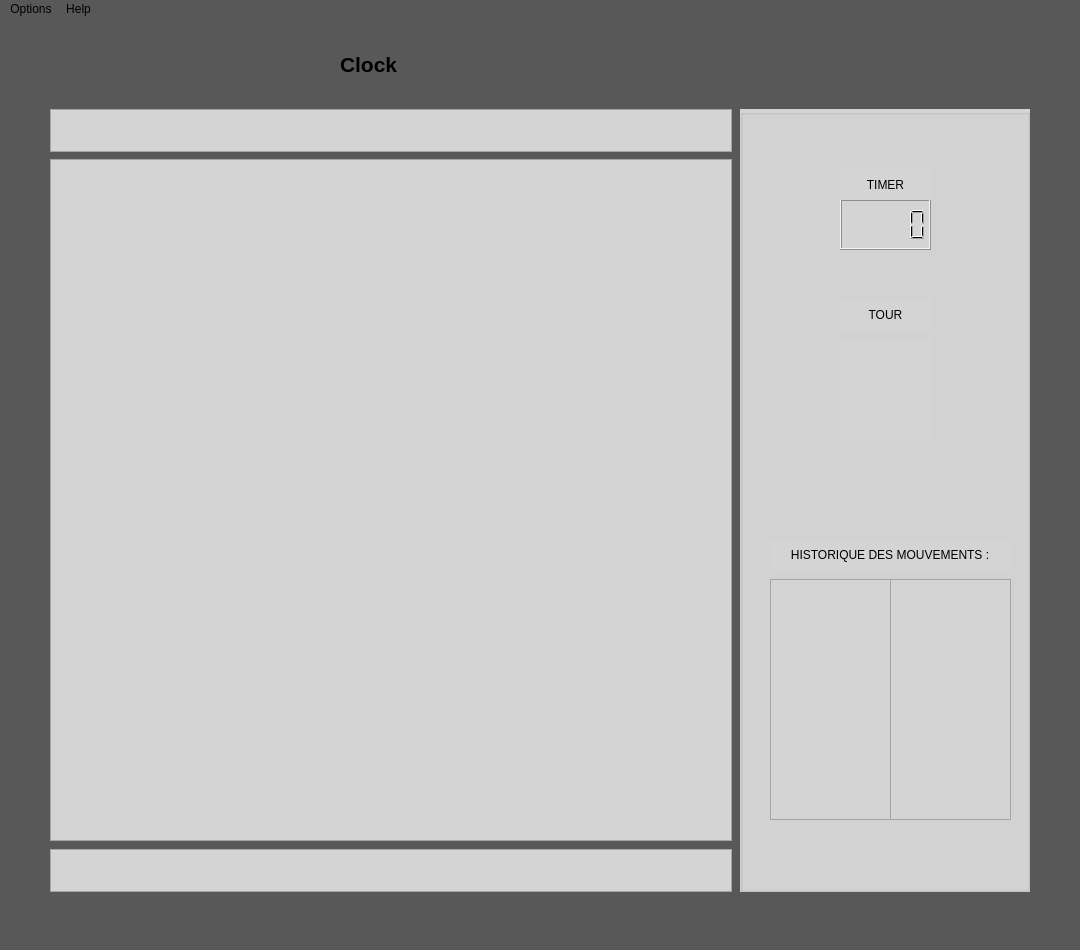
HugH-CRT/Echecs, file mainwindow.ui: the form before one commit.
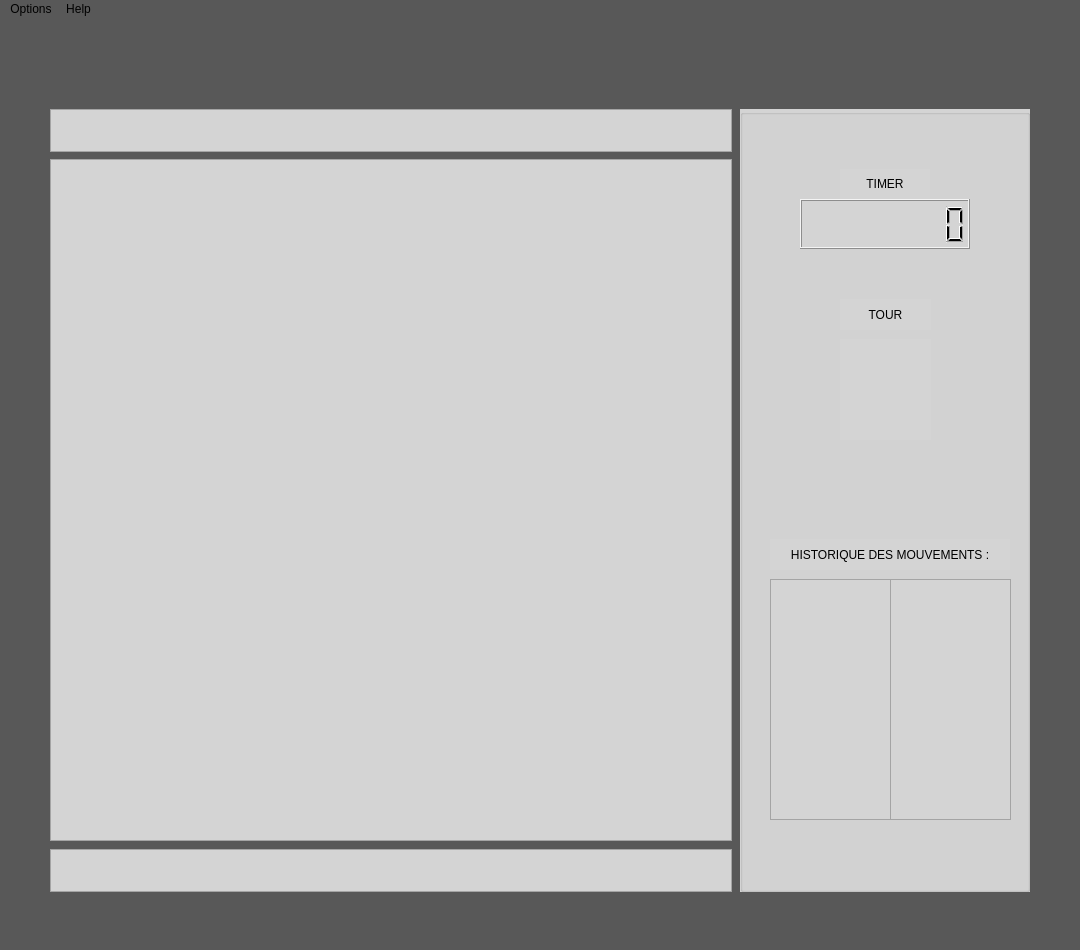
The form after the commit. Icons and pictures are not drawn.

Diff of the .ui file:
```diff
--- a/mainwindow.ui
+++ b/mainwindow.ui
@@ -378,20 +378,32 @@
     <widget class="QLCDNumber" name="lcdTimer">
      <property name="geometry">
       <rect>
-       <x>100</x>
+       <x>60</x>
        <y>90</y>
-       <width>91</width>
-       <height>51</height>
+       <width>170</width>
+       <height>50</height>
       </rect>
      </property>
+     <property name="frameShape">
+      <enum>QFrame::Box</enum>
+     </property>
+     <property name="frameShadow">
+      <enum>QFrame::Raised</enum>
+     </property>
+     <property name="smallDecimalPoint">
+      <bool>false</bool>
+     </property>
+     <property name="digitCount">
+      <number>8</number>
+     </property>
     </widget>
     <widget class="QLabel" name="TimerLabel">
      <property name="geometry">
       <rect>
        <x>100</x>
        <y>60</y>
-       <width>91</width>
-       <height>31</height>
+       <width>90</width>
+       <height>30</height>
       </rect>
      </property>
      <property name="styleSheet">
@@ -440,29 +452,6 @@
      </property>
     </widget>
    </widget>
-   <widget class="QLabel" name="Digital_clock">
-    <property name="geometry">
-     <rect>
-      <x>340</x>
-      <y>20</y>
-      <width>241</width>
-      <height>51</height>
-     </rect>
-    </property>
-    <property name="font">
-     <font>
-      <pointsize>16</pointsize>
-      <weight>75</weight>
-      <bold>true</bold>
-     </font>
-    </property>
-    <property name="autoFillBackground">
-     <bool>false</bool>
-    </property>
-    <property name="text">
-     <string>Clock</string>
-    </property>
-   </widget>
   </widget>
   <widget class="QMenuBar" name="menuBar">
    <property name="geometry">
```
Left out of the diff: 6 changed lines with no effect on the pictures.
